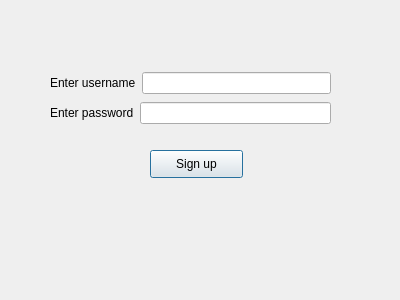
Qt form signUpWindow.ui (rudyleiva93/DatabaseBrowserApp) before a commit.
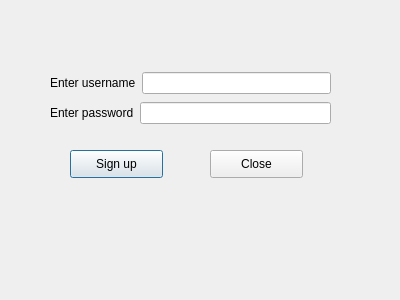
The same form after that commit.

```diff
--- a/signUpWindow.ui
+++ b/signUpWindow.ui
@@ -16,7 +16,7 @@
   <widget class="QPushButton" name="pushButton_signUp">
    <property name="geometry">
     <rect>
-     <x>150</x>
+     <x>70</x>
      <y>150</y>
      <width>93</width>
      <height>28</height>
@@ -26,7 +26,7 @@
     <string>Sign up</string>
    </property>
   </widget>
-  <widget class="QWidget" name="">
+  <widget class="QWidget" name="layoutWidget">
    <property name="geometry">
     <rect>
      <x>50</x>
@@ -66,6 +66,19 @@
     </item>
    </layout>
   </widget>
+  <widget class="QPushButton" name="pushButton_close">
+   <property name="geometry">
+    <rect>
+     <x>210</x>
+     <y>150</y>
+     <width>93</width>
+     <height>28</height>
+    </rect>
+   </property>
+   <property name="text">
+    <string>Close</string>
+   </property>
+  </widget>
  </widget>
  <resources/>
  <connections/>
```
